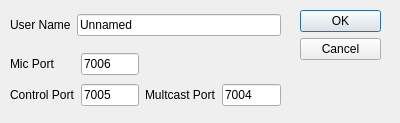
Before: the Qt Designer form Source/client/settings.ui in FrostByten/Comm-Audio, drawn with Qt 5.
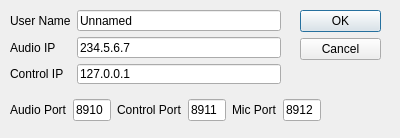
After: the same form once the commit is applied.

```diff
--- a/Source/client/settings.ui
+++ b/Source/client/settings.ui
@@ -7,7 +7,7 @@
     <x>0</x>
     <y>0</y>
     <width>400</width>
-    <height>123</height>
+    <height>138</height>
    </rect>
   </property>
   <property name="windowTitle">
@@ -33,54 +33,54 @@
    <property name="geometry">
     <rect>
      <x>10</x>
-     <y>50</y>
-     <width>271</width>
-     <height>61</height>
+     <y>90</y>
+     <width>311</width>
+     <height>41</height>
     </rect>
    </property>
    <layout class="QGridLayout" name="gridLayout">
-    <item row="1" column="1">
-     <widget class="QLineEdit" name="lineEdit_2">
+    <item row="0" column="1">
+     <widget class="QLineEdit" name="multicast_port">
       <property name="text">
-       <string>7005</string>
+       <string>8910</string>
       </property>
      </widget>
     </item>
-    <item row="1" column="3">
-     <widget class="QLineEdit" name="lineEdit">
+    <item row="0" column="0">
+     <widget class="QLabel" name="label_2">
       <property name="text">
-       <string>7004</string>
+       <string>Audio Port</string>
       </property>
      </widget>
     </item>
-    <item row="1" column="0">
+    <item row="0" column="2">
      <widget class="QLabel" name="label">
       <property name="text">
        <string>Control Port</string>
       </property>
      </widget>
     </item>
-    <item row="1" column="2">
-     <widget class="QLabel" name="label_2">
+    <item row="0" column="3">
+     <widget class="QLineEdit" name="control_port">
       <property name="text">
-       <string>Multcast Port</string>
+       <string>8911</string>
       </property>
      </widget>
     </item>
-    <item row="0" column="1">
-     <widget class="QLineEdit" name="lineEdit_3">
-      <property name="text">
-       <string>7006</string>
-      </property>
-     </widget>
-    </item>
-    <item row="0" column="0">
+    <item row="0" column="4">
      <widget class="QLabel" name="label_3">
       <property name="text">
        <string>Mic Port</string>
       </property>
      </widget>
     </item>
+    <item row="0" column="5">
+     <widget class="QLineEdit" name="mic_port">
+      <property name="text">
+       <string>8912</string>
+      </property>
+     </widget>
+    </item>
    </layout>
   </widget>
   <widget class="QWidget" name="gridLayoutWidget_2">
@@ -89,12 +89,19 @@
      <x>10</x>
      <y>10</y>
      <width>271</width>
-     <height>31</height>
+     <height>74</height>
     </rect>
    </property>
    <layout class="QGridLayout" name="gridLayout_2">
-    <item row="0" column="1">
-     <widget class="QLineEdit" name="lineEdit_4">
+    <item row="2" column="0">
+     <widget class="QLabel" name="label_6">
+      <property name="text">
+       <string>Control IP</string>
+      </property>
+     </widget>
+    </item>
+    <item row="0" column="2">
+     <widget class="QLineEdit" name="username">
       <property name="text">
        <string>Unnamed</string>
       </property>
@@ -107,6 +114,27 @@
       </property>
      </widget>
     </item>
+    <item row="1" column="0">
+     <widget class="QLabel" name="label_5">
+      <property name="text">
+       <string>Audio IP</string>
+      </property>
+     </widget>
+    </item>
+    <item row="1" column="2">
+     <widget class="QLineEdit" name="audio_ip">
+      <property name="text">
+       <string>234.5.6.7</string>
+      </property>
+     </widget>
+    </item>
+    <item row="2" column="2">
+     <widget class="QLineEdit" name="control_ip">
+      <property name="text">
+       <string>127.0.0.1</string>
+      </property>
+     </widget>
+    </item>
    </layout>
   </widget>
  </widget>
```
